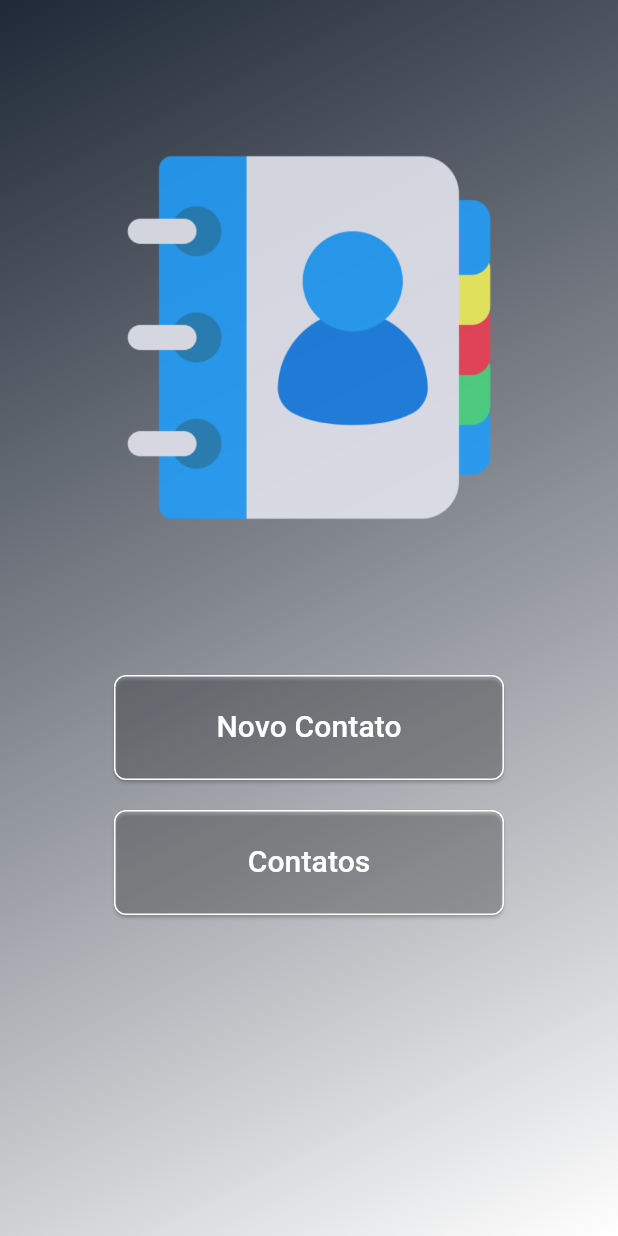
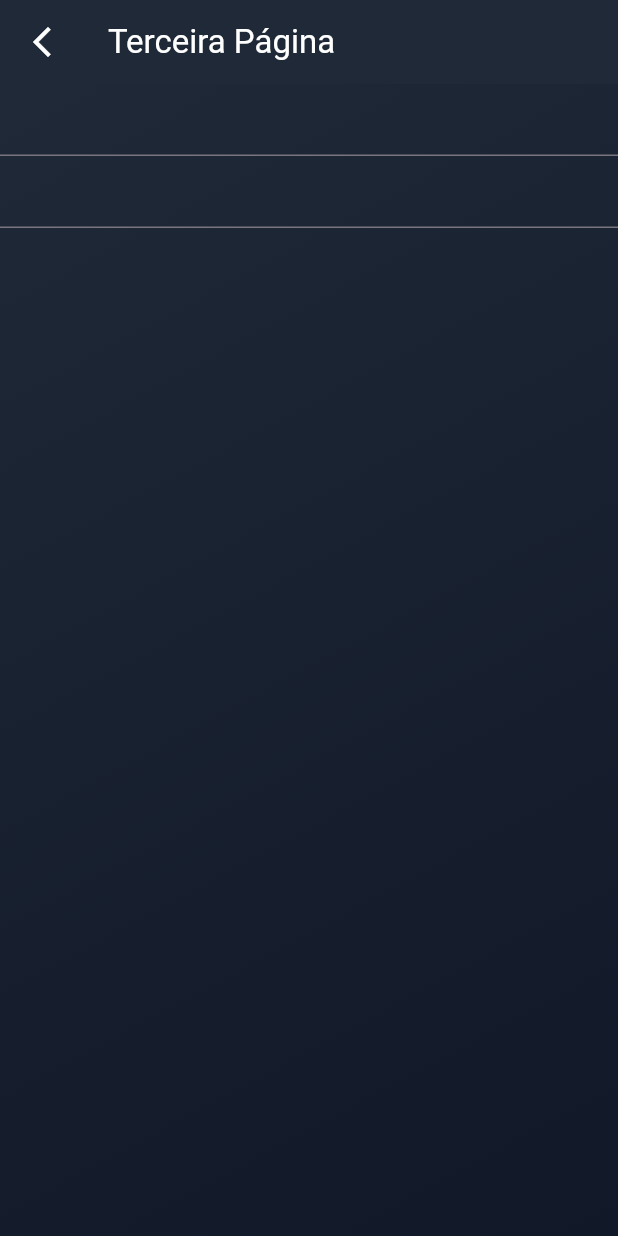
Before and after one commit to luisinhu/contatos_app, a Flutter app: the screen it shows after launch, after a tap on "Novo Contato", on a phone screen of 412 x 824 dp. Run offline on Flutter 3.47's test engine with Material 3 defaults, Android fonts, the phone set to English and light mode, and no system bars.

Commit message:
modified:   lib/myapp.dart 	modified:   lib/pages/first_page.dart 	modified:   lib/pages/second_page.dart 	deleted:    lib/pages/terceira_page.dart 	new file:   lib/pages/third_page.dart

```diff
--- a/lib/myapp.dart
+++ b/lib/myapp.dart
@@ -1,13 +1,13 @@
 import 'package:contatos_app/pages/first_page.dart';
+import 'package:contatos_app/pages/third_page.dart';
 import 'package:flutter/material.dart';
-import 'package:contatos_app/pages/terceira_page.dart';
 
 class MyApp extends StatelessWidget {
   const MyApp({super.key});
 
   @override
   Widget build(BuildContext context) {
-    return MaterialApp(
+    return const MaterialApp(
       home: First_Page(),
       debugShowCheckedModeBanner: false,
     );
--- a/lib/pages/first_page.dart
+++ b/lib/pages/first_page.dart
@@ -1,8 +1,9 @@
+import 'package:contatos_app/pages/third_page.dart';
 import 'package:flutter/material.dart';
-import 'package:contatos_app/pages/terceira_page.dart';
+import 'second_page.dart'; // Import the second page file
 
 class First_Page extends StatefulWidget {
-  const First_Page({super.key});
+  const First_Page({Key? key}) : super(key: key);
 
   @override
   State<First_Page> createState() => _First_PageState();
@@ -12,8 +13,8 @@ class _First_PageState extends State<First_Page> {
   @override
   Widget build(BuildContext context) {
     return Container(
-      width: 1080,
-      height: 2340,
+       width: double.infinity, // Preenche a largura da tela
+        height: double.infinity, // Preenche a altura da tela
       decoration: const BoxDecoration(
         gradient: LinearGradient(
           colors: [Color(0xFF1F2937), Color(0x00111827)],
@@ -38,40 +39,25 @@ class _First_PageState extends State<First_Page> {
               const SizedBox(
                 height: 100,
               ),
-              _buildButton('Novo Contato', () {
-                print('Novo Contato Pressionado');
-              }),
-              const SizedBox(
-                height: 20,
-              ),
-              _buildButton('Contatos', () {
+              GestureDetector(
+                onTap: () {
+                  // Navigate to the new contact screen
                   Navigator.push(
-                    context, MaterialPageRoute(builder: (context) => tela3()));
-              }),
-            ],
-          )
-        ],
-      ),
+                    context,
+                    MaterialPageRoute(builder: (context) => const ThirdPage()),
                   );
-  }
-
-  Widget _buildButton(String text, VoidCallback onPressed) {
-    return Container(
+                },
+                child: Container(
                   width: 260,
                   height: 70,
-      child: ElevatedButton(
-        onPressed: onPressed,
-        style: ElevatedButton.styleFrom(
-          primary: Colors.transparent,
-          onPrimary: Colors.white,
-          side: BorderSide(color: Colors.white, width: 1),
-          shape: RoundedRectangleBorder(
+                  decoration: BoxDecoration(
+                    color: Colors.transparent,
+                    border: Border.all(color: Colors.white, width: 1),
                     borderRadius: BorderRadius.circular(8),
                   ),
-        ),
-        child: Center(
+                  child: const Center(
                     child: Text(
-            text,
+                      'Novo Contato',
                       style: TextStyle(
                         color: Colors.white,
                         fontSize: 20,
@@ -80,6 +66,31 @@ class _First_PageState extends State<First_Page> {
                     ),
                   ),
                 ),
+              ),
+              const SizedBox(height: 20),
+              Container(
+                width: 260,
+                height: 70,
+                decoration: BoxDecoration(
+                  color: Colors.transparent,
+                  border: Border.all(color: Colors.white, width: 1),
+                  borderRadius: BorderRadius.circular(8),
+                ),
+                child: const Center(
+                  child: Text(
+                    'Contatos',
+                    style: TextStyle(
+                      color: Colors.white,
+                      fontSize: 20,
+                      decoration: TextDecoration.none,
+                    ),
+                  ),
+                ),
+              ),
+            ],
+          ),
+        ],
+      ),
     );
   }
 }
--- a/lib/pages/second_page.dart
+++ b/lib/pages/second_page.dart
@@ -13,8 +13,10 @@ class _SecondPageState extends State<SecondPage> {
     return Container(
       width: 1080,
       height: 2340,
-      decoration: BoxDecoration(
-        gradient: LinearGradient(colors: [Color(0xFF1F2937), Color(0x00111827)])
+      decoration: const BoxDecoration(
+        gradient: LinearGradient(colors: [Color(0xFF1F2937), Color(0x00111827)], begin: Alignment.topLeft, end: Alignment.bottomRight
+
+        )
       ),
     );
   }
--- /dev/null
+++ b/lib/pages/third_page.dart
@@ -0,0 +1,44 @@
+import 'package:flutter/material.dart';
+
+class ThirdPage extends StatelessWidget {
+  const ThirdPage({Key? key}) : super(key: key);
+
+  @override
+  Widget build(BuildContext context) {
+    return Scaffold(
+      appBar: AppBar(
+        title: const Text(
+          'Terceira Página',
+          style: TextStyle(color: Colors.white),
+        ),
+        leading: IconButton(
+          onPressed: () {
+            Navigator.pop(context);
+          },
+          icon: const Icon(Icons.arrow_back_ios_new),
+          color: Colors.white,
+        ),
+        backgroundColor: Color(0xFF1F2937),
+        elevation: 0,
+      ),
+      body: Container(
+        width: double.infinity,
+        height: double.infinity,
+        decoration: const BoxDecoration(
+          gradient: LinearGradient(
+            colors: [Color(0xFF1F2937), Color(0xFF111827)],
+            begin: Alignment.topLeft,
+            end: Alignment.bottomRight,
+          ),
+        ),
+        child: const SingleChildScrollView(
+          child: Stack(children: [
+            Column(
+              children: [TextField(), TextField()],
+            )
+          ]),
+        ),
+      ),
+    );
+  }
+}
```
Also changed, not shown: lib/pages/terceira_page.dart (deleted, +0 -46 lines). Lines whose indentation alone changed are shown as unchanged.
